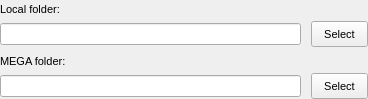
meganz/MEGAsync, file src/MEGASync/gui/win/FolderBinder.ui: the form before one commit.
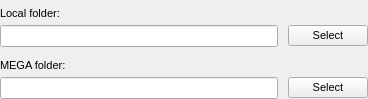
The form after the commit.

Commit message: SNC-2573. Button sizes on dialogs on windows

Diff of the .ui file:
```diff
--- a/src/MEGASync/gui/win/FolderBinder.ui
+++ b/src/MEGASync/gui/win/FolderBinder.ui
@@ -19,27 +19,10 @@
 font-size: 11px;
 }
 
-QCheckBox::indicator {
-     width: 16px;
-     height: 16px;
- }
-
-QRadioButton::indicator {
-     width: 16px;
-     height: 16px;
- }
-
 QScrollBar:horizontal {
 height: 16px;
 }
 
-QPushButton
-{
-    min-height: 24px;
-	height: 24px;
-	padding-right: 12px;
-	padding-left: 12px;
-}
 </string>
   </property>
   <layout class="QVBoxLayout" name="verticalLayout">
```
The commit also changes 20 other files.
